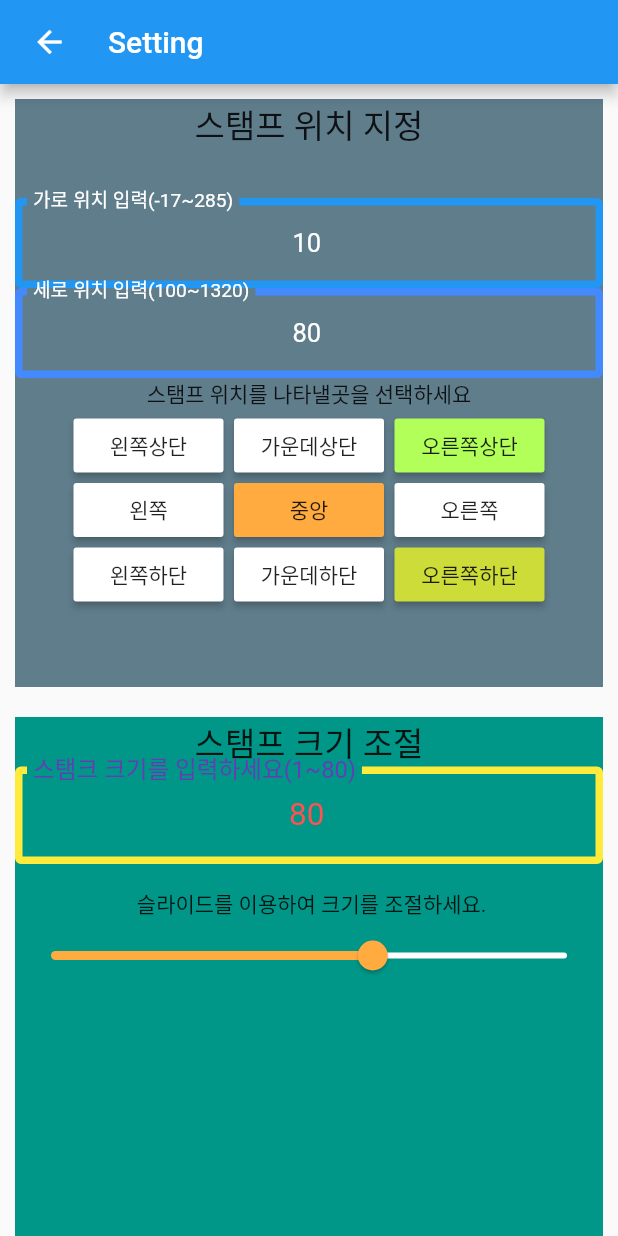
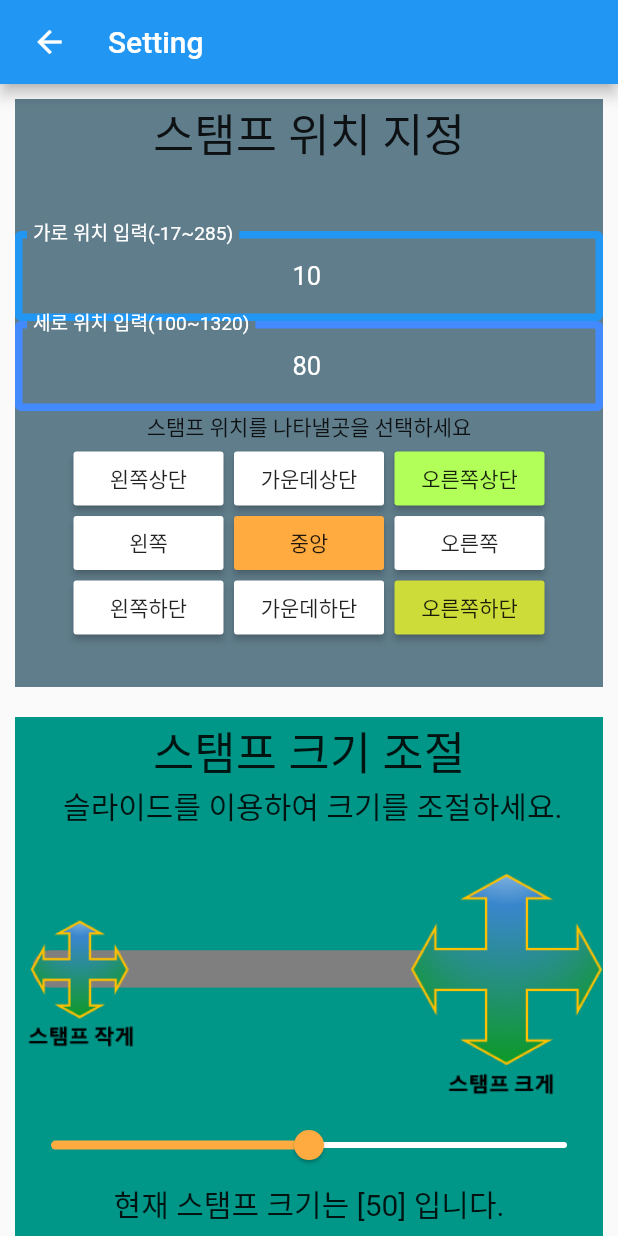
Before and after one commit to comdori-wj/Flutter-Camera-App-StampShot, a Flutter app: the Camera screen opened directly with empty values, after a tap on the "settings" icon, after a tap on "스탬프 사진 설정", on a phone screen of 412 x 824 dp. Run offline on Flutter 3.47's test engine with Material 2 defaults, Android fonts, the phone set to English and light mode, and no system bars; our stand-ins replace camera, flutter_native_admob, flutter_screenutil, fluttertoast, image_picker, package_info and 3 more; missing offline and left inert: ext_storage, firebase_admob, flutter_better_camera, torch, torch_compat; accounts and stored records are empty.

Commit message:
2.1.6
스탬프 크기 조절 완료 / 버전업 / UI색상변경 /

```diff
--- a/lib/screens/camera.dart
+++ b/lib/screens/camera.dart
@@ -143,9 +143,9 @@ class CameraState extends State<Camera> with WidgetsBindingObserver {
       key: _drawer,
       appBar: AppBar(
 
-        backgroundColor: Colors.cyan,
-        title: Text("StampShot", style: TextStyle(color: Colors.white),),
-        elevation: 0, centerTitle: true, iconTheme: IconThemeData(color: Colors.amber,
+        backgroundColor: Colors.lightGreen,
+        title: Text("StampShot", style: TextStyle(color: Colors.black),),
+        elevation: 0, centerTitle: true, iconTheme: IconThemeData(color: Colors.blue,
 
       ),
 //        leading: IconButton(
@@ -190,7 +190,7 @@ class CameraState extends State<Camera> with WidgetsBindingObserver {
                   MaterialPageRoute(builder: (BuildContext context) =>Stamp()),),),
                 ListTile(leading: Icon(Icons.settings_applications, color: Colors.deepPurple,), title: Text("스탬프 사진 설정", style: TextStyle(fontSize: 30.9, color: Colors.deepOrangeAccent),),onTap: () => Navigator.push(context,
                   CupertinoPageRoute(builder: (BuildContext context) => setting(),),),),
-                ListTile(leading: Icon(Icons.person, color: Colors.blue,), title: Text("제작자 정보보기",  style: TextStyle(fontSize: 30.9, color: Colors.deepOrangeAccent),), onTap: () => Navigator.push(context,
+                ListTile(leading: Icon(Icons.info_outline, color: Colors.blue,), title: Text("제작자 및  정보보기",  style: TextStyle(fontSize: 25.9, color: Colors.deepOrangeAccent),), onTap: () => Navigator.push(context,
                   CupertinoPageRoute(builder: (BuildContext context) =>info(),),),),
                 //FlatButton(child:  Text("오픈소스 라이선스", style: TextStyle(fontSize: 28, color: Colors.deepPurpleAccent),),  onPressed: () {}),
 
--- a/lib/screens/setting.dart
+++ b/lib/screens/setting.dart
@@ -16,6 +16,7 @@ var rig = TextEditingController(text: '10'); //가로 위치 입력 변수
 var hei = TextEditingController(text: '80'); //세로 위치 입력 변수 100
 var size = TextEditingController(text: '80'); //스탬프 크기 입력 변수
 double size1 = 50.0;
+
 
 
 class setting extends StatefulWidget {
@@ -53,7 +54,7 @@ class settingState extends State<setting>{
             child: Container(width: 00, height: 00,
               child:Column(
                 children: <Widget>[
-                  Text('스탬프 위치 지정\n', style: TextStyle(fontSize: 22),),
+                  Text('스탬프 위치 지정\n', style: TextStyle(fontSize: 30),),
 
                   TextField(controller: rig, decoration: InputDecoration(labelText: '가로 위치 입력(-17~285)', labelStyle: TextStyle(color: Colors.white),
                       enabledBorder: OutlineInputBorder(borderSide: BorderSide(color: Colors.blue, width: 5.0))),
@@ -93,15 +94,13 @@ class settingState extends State<setting>{
               color: Colors.teal,
               child: Column(
                 children: <Widget>[
-                  Text('스탬프 크기 조절', style: TextStyle(fontSize: 22)),
-                  TextField(decoration: InputDecoration(labelText: '스탬크 크기를 입력하세요(1~80)', labelStyle: TextStyle(color: Colors.deepPurple),
-                      enabledBorder: OutlineInputBorder(borderSide: BorderSide(color: Colors.yellow, width: 5.0))), keyboardType: TextInputType.number, textAlign: TextAlign.center,
-                    style: TextStyle(fontSize: 21, color: Colors.redAccent), controller: size),
-                  Text('\n 슬라이드를 이용하여 크기를 조절하세요.'),
+                  Text('스탬프 크기 조절', style: TextStyle(fontSize: 30)),
+                  Text(' 슬라이드를 이용하여 크기를 조절하세요.\n', style: TextStyle(fontSize: 20),),
+                  Container(child: new Image.asset('assets/images/stampsize.png'),),
                   Slider(
                     value: size1,
                     min: 0,
-                    max: 80,
+                    max: 100,
                     divisions: 80,
                     activeColor: Colors.orangeAccent,
                     inactiveColor: Colors.white,
@@ -110,10 +109,12 @@ class settingState extends State<setting>{
                       setState(() {
                         size1 = siz;
                         //size1=siz.roundToDouble();
-                        print(size1);
+                        print("현재사이즈 "+siz.toString());
                       });
                     },
-                  )
+                  ),
+                  Text('현재 스탬프 크기는 ['+size1.round().toString()+'] 입니다.', style: TextStyle(fontSize: 20),),
+
                 ],
               ),
             ),
@@ -142,14 +143,14 @@ class settingState extends State<setting>{
 
 //왼쪽 상단
 void location1 (BuildContext context){ //왼쪽상단
-  rig = TextEditingController(text: "340");
+  rig = TextEditingController(text: "300");
   hei = TextEditingController(text: "100");
   Navigator.pop(context);
 }
 
 //중앙 상단
 void location2 (BuildContext context){ //
-  rig = TextEditingController(text: "125");
+  rig = TextEditingController(text: "155");
   hei = TextEditingController(text: "100");
   Navigator.pop(context);
 }
@@ -163,14 +164,14 @@ void location3 (BuildContext context){
 
 //왼쪽
 void location4 (BuildContext context){
-  rig = TextEditingController(text: "340");
+  rig = TextEditingController(text: "300");
   hei = TextEditingController(text: "650");
   Navigator.pop(context);
 }
 
 //중앙
 void location5 (BuildContext context){
-  rig = TextEditingController(text: "125");
+  rig = TextEditingController(text: "155");
   hei = TextEditingController(text: "650");
   Navigator.pop(context);
 }
@@ -184,21 +185,21 @@ void location6 (BuildContext context){
 
 //왼쪽하단
 void location7 (BuildContext context){
-  rig = TextEditingController(text: "340");
+  rig = TextEditingController(text: "300");
   hei = TextEditingController(text: "1150");
   Navigator.pop(context);
 }
 
 //중앙하단
 void location8 (BuildContext context){
-  rig = TextEditingController(text: "125");
-  hei = TextEditingController(text: "1150");
+  rig = TextEditingController(text: "155");
+  hei = TextEditingController(text: "1300");
   Navigator.pop(context);
 }
 
 //오른쪽하단
 void location9 (BuildContext context){
-  rig = TextEditingController(text: "15");  //55
-  hei = TextEditingController(text: "1030"); //1030
+  rig = TextEditingController(text: "10");  //55
+  hei = TextEditingController(text: "1300"); //1030
   Navigator.pop(context);
 }
--- a/pubspec.yaml
+++ b/pubspec.yaml
@@ -11,7 +11,7 @@ description: A new Flutter application.
 # In iOS, build-name is used as CFBundleShortVersionString while build-number used as CFBundleVersion.
 # Read more about iOS versioning at
 # https://developer.apple.com/library/archive/documentation/General/Reference/InfoPlistKeyReference/Articles/CoreFoundationKeys.html
-version: 2.1.5+1
+version: 2.1.6+1
 
 environment:
   sdk: ">=2.2.0 <3.0.0"
@@ -62,6 +62,7 @@ flutter:
     - assets/images/kakao.jpg
     - assets/images/py.png
     - assets/images/goodjob.png
+    - assets/images/stampsize.png
 
   #  - images/a_dot_ham.jpeg
 
```
Also changed, not shown: lib/screens/Previewscreen.dart (+19 -4 lines), assets/images/stampsize.png (added).
